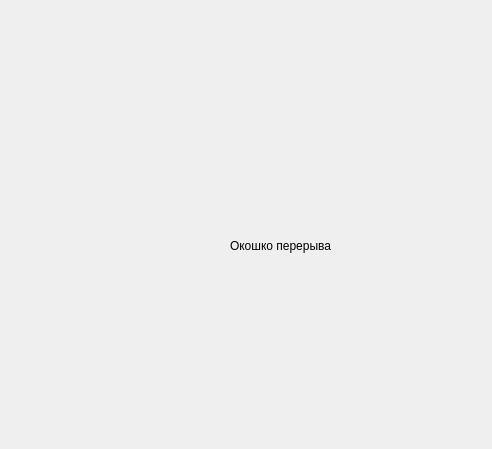
Before: the Qt Designer form ui/break_window.ui in waire-p/EyeSA, drawn with Qt 5.
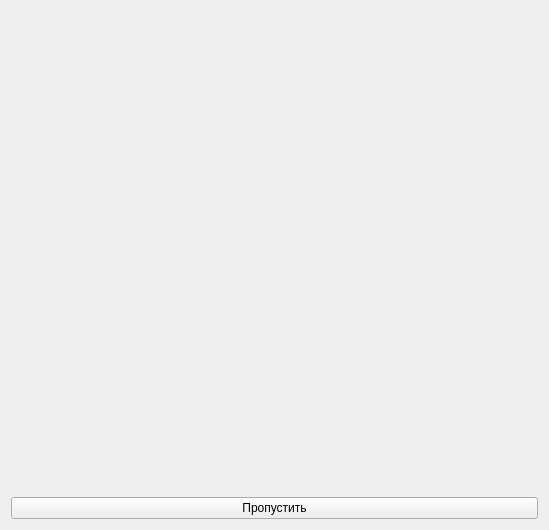
After: the same form once the commit is applied.

Commit message: + немного комментариев + Добавлены уведомления за четверть до начала перерыва

Diff of the .ui file:
```diff
--- a/ui/break_window.ui
+++ b/ui/break_window.ui
@@ -6,26 +6,35 @@
    <rect>
     <x>0</x>
     <y>0</y>
-    <width>492</width>
-    <height>449</height>
+    <width>549</width>
+    <height>530</height>
    </rect>
   </property>
+  <property name="sizePolicy">
+   <sizepolicy hsizetype="Maximum" vsizetype="Maximum">
+    <horstretch>0</horstretch>
+    <verstretch>0</verstretch>
+   </sizepolicy>
+  </property>
   <property name="windowTitle">
    <string/>
   </property>
+  <layout class="QVBoxLayout" name="verticalLayout">
+   <item>
   <widget class="QLabel" name="label">
-   <property name="geometry">
-    <rect>
-     <x>230</x>
-     <y>170</y>
-     <width>121</width>
-     <height>151</height>
-    </rect>
-   </property>
+     <property name="text">
+      <string/>
+     </property>
+    </widget>
+   </item>
+   <item>
+    <widget class="QPushButton" name="skip_button">
    <property name="text">
-    <string>Окошко перерыва</string>
-   </property>
-  </widget>
+      <string>Пропустить</string>
+     </property>
+    </widget>
+   </item>
+  </layout>
  </widget>
  <resources/>
  <connections/>
```
Lines whose indentation alone changed are shown as unchanged. The commit also changes 11 other files.
